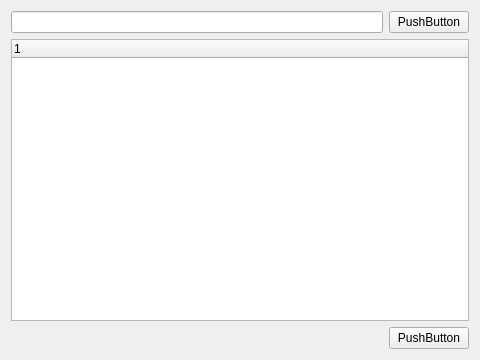
Above: GTA_V_LAUNCHER/src/InstallModWindow.ui from moffa13/GTA-V-Launcher before the change. Below: the same form after it.
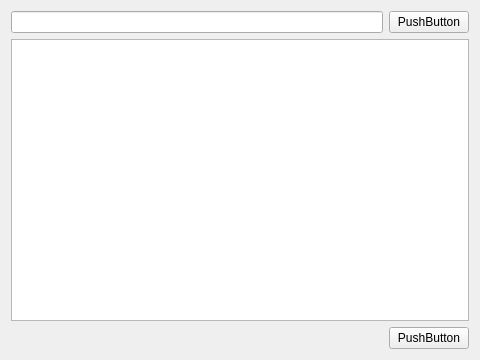
That is the form after the change.

What changed in the file:
```diff
--- a/GTA_V_LAUNCHER/src/InstallModWindow.ui
+++ b/GTA_V_LAUNCHER/src/InstallModWindow.ui
@@ -33,12 +33,10 @@
     </layout>
    </item>
    <item>
-    <widget class="QTreeWidget" name="filesInZipList">
-     <column>
-      <property name="text">
-       <string notr="true">1</string>
-      </property>
-     </column>
+    <widget class="QTreeView" name="filesInZipList">
+     <property name="enabled">
+      <bool>true</bool>
+     </property>
     </widget>
    </item>
    <item>
```
